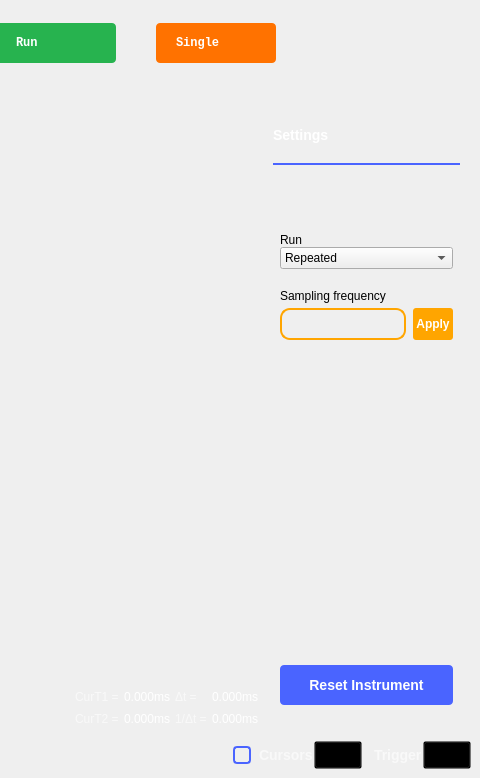
First picture: the form in ui/logic_analyzer.ui, repository analogdevicesinc/scopy, before the edit; both pictures show x 939 to 1419 and y 0 to 778 of the 1419 by 778 pixel window.
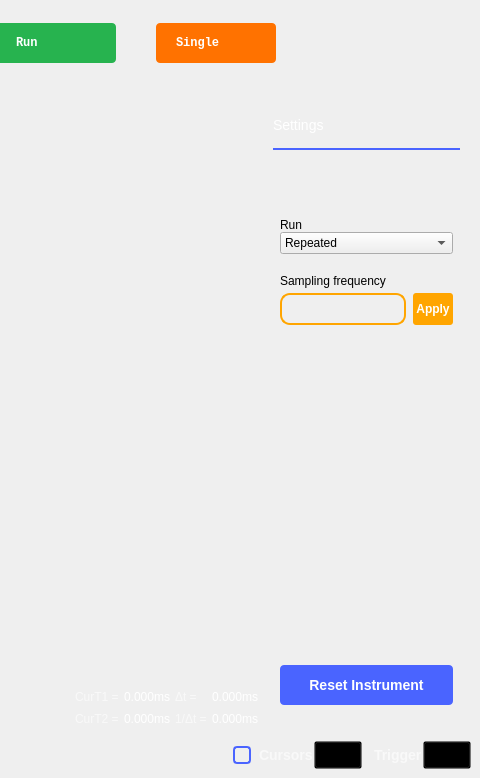
Second picture: the form after the edit. The open tabs and pages were chosen to show the change. Icons and pictures are not drawn. Custom widgets are drawn as their Qt base class.

Commit message: Logic Analyzer: Modify menu titles and section separators to be uniform across the entire instrument.

Patch:
```diff
--- a/ui/logic_analyzer.ui
+++ b/ui/logic_analyzer.ui
@@ -1440,8 +1440,8 @@
                   </property>
                   <property name="sizeHint" stdset="0">
                    <size>
-                    <width>20</width>
-                    <height>20</height>
+                    <width>0</width>
+                    <height>10</height>
                    </size>
                   </property>
                  </spacer>
@@ -1449,16 +1449,9 @@
                 <item>
                  <widget class="QLabel" name="label">
                   <property name="styleSheet">
-                   <string notr="true">QLabel
-{
-width: 56px;
-height: 17px;
-font-family: Arial;
-font-size: 14px;
-font-weight: bold;
-line-height: 16px;
-color: #FFFFFF;
-}</string>
+                   <string notr="true">color: white;
+	font-size: 14px;
+	font-weight: normal;</string>
                   </property>
                   <property name="text">
                    <string>Settings</string>
@@ -1475,8 +1468,8 @@
                   </property>
                   <property name="sizeHint" stdset="0">
                    <size>
-                    <width>20</width>
-                    <height>20</height>
+                    <width>0</width>
+                    <height>15</height>
                    </size>
                   </property>
                  </spacer>
@@ -1517,7 +1510,7 @@
                      <x>0</x>
                      <y>0</y>
                      <width>157</width>
-                     <height>554</height>
+                     <height>568</height>
                     </rect>
                    </property>
                    <layout class="QVBoxLayout" name="verticalLayout_7">
@@ -2061,11 +2054,6 @@
   </layout>
  </widget>
  <customwidgets>
-  <customwidget>
-   <class>adiscope::CustomSwitch</class>
-   <extends>QPushButton</extends>
-   <header>customSwitch.hpp</header>
-  </customwidget>
   <customwidget>
    <class>adiscope::DetachDragZone</class>
    <extends>QWidget</extends>
@@ -2078,6 +2066,11 @@
    <header>menu_anim.hpp</header>
    <container>1</container>
   </customwidget>
+  <customwidget>
+   <class>adiscope::CustomSwitch</class>
+   <extends>QPushButton</extends>
+   <header>customSwitch.hpp</header>
+  </customwidget>
  </customwidgets>
  <resources>
   <include location="../resources/resources.qrc"/>
```
Left out of the diff: 18 changed lines with no effect on the pictures. The commit also changes 5 other files.
